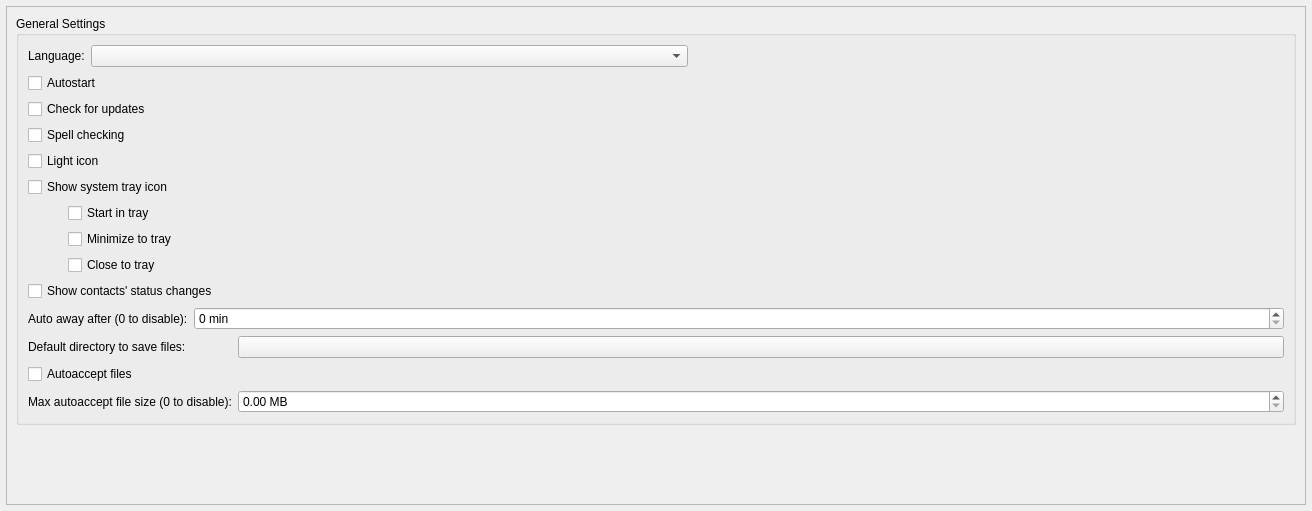
Before: the Qt Designer form src/widget/form/settings/generalsettings.ui in qTox/qTox, drawn with Qt 5.
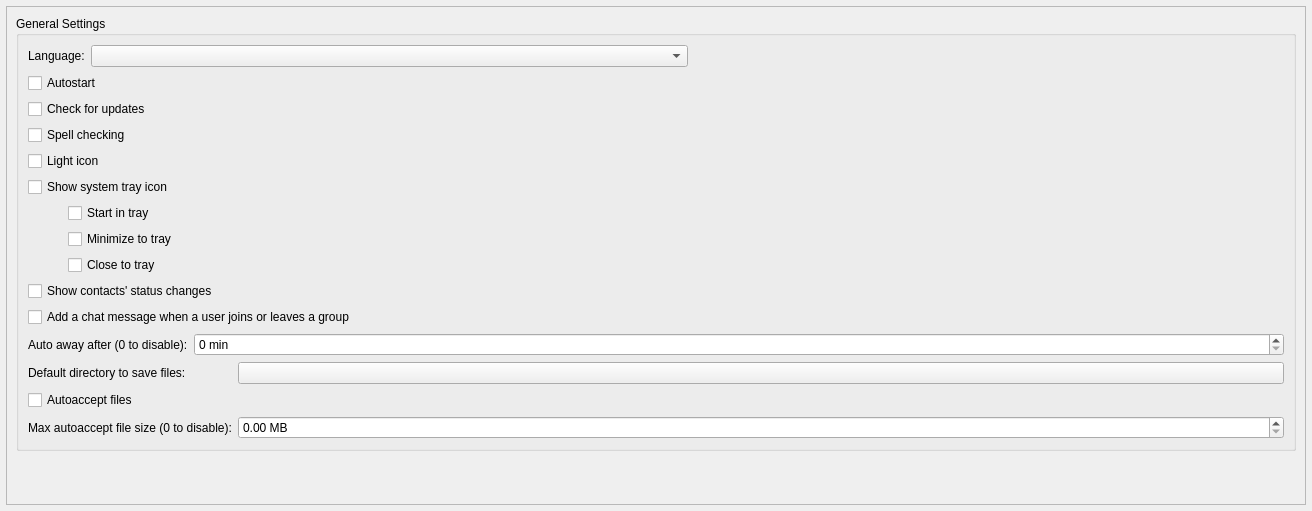
After: the same form once the commit is applied. Custom widgets are drawn as their Qt base class.

Commit message:
feat(UI): Add UI For controlling group join and leave system messages setting
Backported from 069ab92fd013b915855723f20ac72ad30838d325

Diff of the .ui file:
```diff
--- a/src/widget/form/settings/generalsettings.ui
+++ b/src/widget/form/settings/generalsettings.ui
@@ -222,6 +222,13 @@
               </property>
              </widget>
             </item>
+            <item>
+             <widget class="QCheckBox" name="groupJoinLeaveMessages">
+              <property name="text">
+               <string>Add a chat message when a user joins or leaves a group</string>
+              </property>
+             </widget>
+            </item>
            </layout>
           </item>
           <item>
```
Left out of the diff: 1 changed line with no effect on the pictures. The commit also changes 2 other files.
